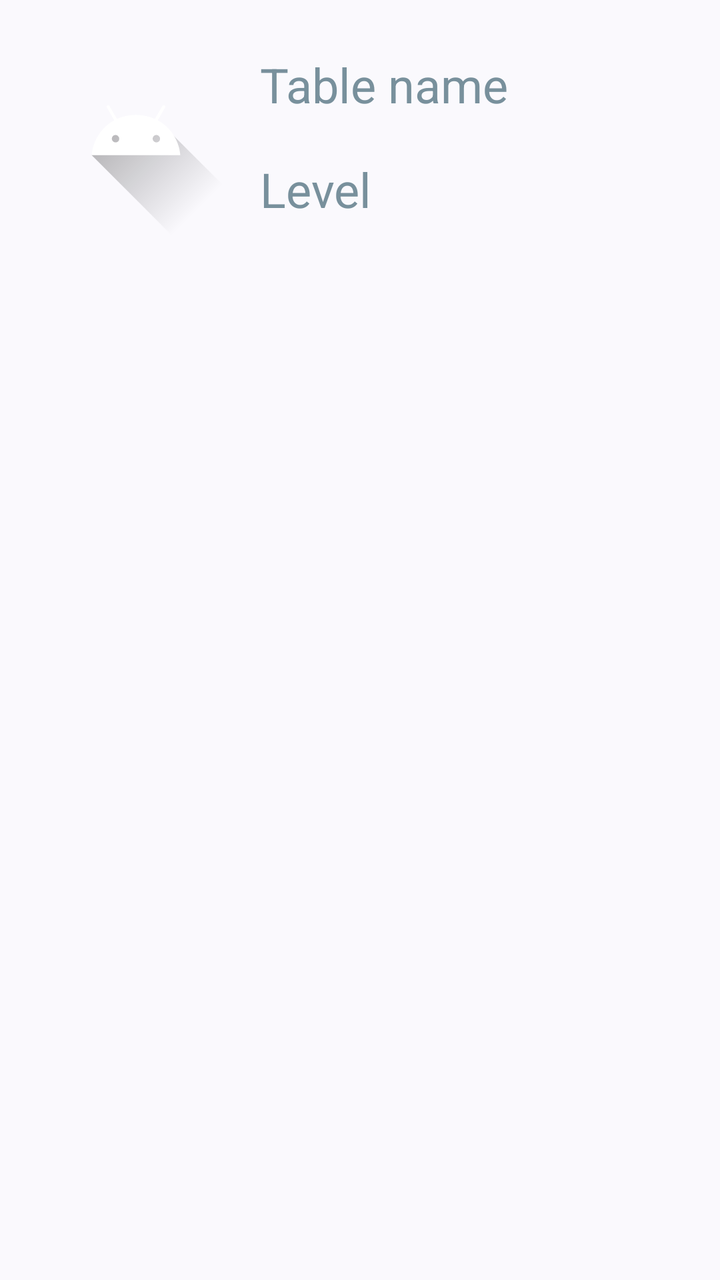
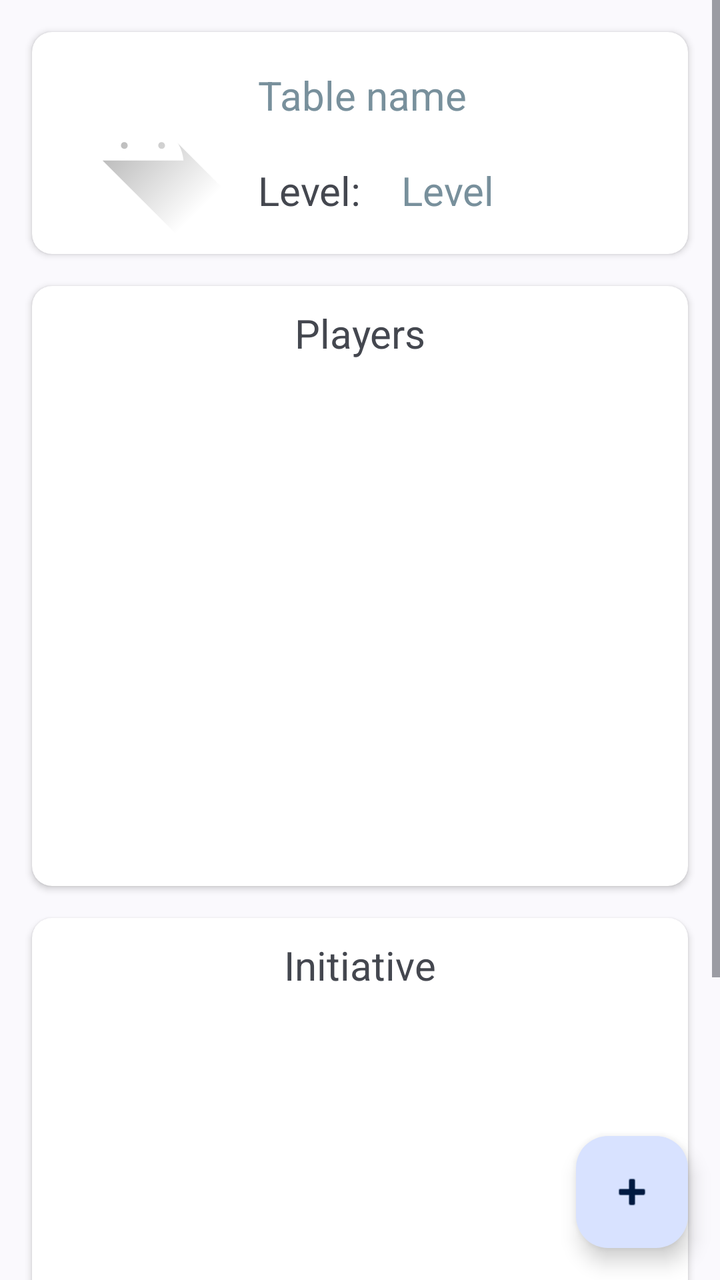

An Android layout rendered at two revisions. The XML below is the earlier revision; the diff shows what the commit changed to produce the second picture.
<!-- AndroidManifest.xml: application theme Theme.DawningOfTheAshes -->
<!-- res/layout/fragment_table_info.xml -->
<?xml version="1.0" encoding="utf-8"?>
<layout xmlns:android="http://schemas.android.com/apk/res/android"
    xmlns:app="http://schemas.android.com/apk/res-auto"
    xmlns:tools="http://schemas.android.com/tools">

    <androidx.constraintlayout.widget.ConstraintLayout
        android:layout_width="match_parent"
        android:layout_height="match_parent">

        <TextView
            android:id="@+id/tableNameTextField"
            style="@style/tableTextStyle"
            android:layout_width="wrap_content"
            android:layout_marginTop="16dp"
            android:hint="@string/tableName"
            android:textColorHint="#78909C"
            app:layout_constraintStart_toEndOf="@+id/tableProfileImage"
            app:layout_constraintTop_toTopOf="parent" />

        <TextView
            android:id="@+id/levelTextView"
            style="@style/tableTextStyle"
            android:layout_width="wrap_content"
            android:hint="@string/levelText"
            android:textColorHint="#78909C"
            app:layout_constraintStart_toEndOf="@+id/tableProfileImage"
            app:layout_constraintTop_toBottomOf="@+id/tableNameTextField" />

        <ImageView
            android:id="@+id/tableProfileImage"
            android:layout_width="104dp"
            android:layout_height="104dp"
            android:layout_marginStart="16dp"
            android:layout_marginTop="16dp"
            app:layout_constraintStart_toStartOf="parent"
            app:layout_constraintTop_toTopOf="parent"
            app:srcCompat="@drawable/ic_launcher_foreground"
            android:contentDescription="@string/tableImage" />

    </androidx.constraintlayout.widget.ConstraintLayout>
</layout>
<!-- resources referenced by this layout -->
<resources>
  <!-- drawable ic_launcher_foreground (drawable) -->
  <vector xmlns:android="http://schemas.android.com/apk/res/android"
      xmlns:aapt="http://schemas.android.com/aapt"
      android:width="108dp"
      android:height="108dp"
      android:viewportWidth="108"
      android:viewportHeight="108">
      <path android:pathData="M31,63.928c0,0 6.4,-11 12.1,-13.1c7.2,-2.6 26,-1.4 26,-1.4l38.1,38.1L107,108.928l-32,-1L31,63.928z">
          <aapt:attr name="android:fillColor">
              <gradient
                  android:endX="85.84757"
                  android:endY="92.4963"
                  android:startX="42.9492"
                  android:startY="49.59793"
                  android:type="linear">
                  <item
                      android:color="#44000000"
                      android:offset="0.0" />
                  <item
                      android:color="#00000000"
                      android:offset="1.0" />
              </gradient>
          </aapt:attr>
      </path>
      <path
          android:fillColor="#FFFFFF"
          android:fillType="nonZero"
          android:pathData="M65.3,45.828l3.8,-6.6c0.2,-0.4 0.1,-0.9 -0.3,-1.1c-0.4,-0.2 -0.9,-0.1 -1.1,0.3l-3.9,6.7c-6.3,-2.8 -13.4,-2.8 -19.7,0l-3.9,-6.7c-0.2,-0.4 -0.7,-0.5 -1.1,-0.3C38.8,38.328 38.7,38.828 38.9,39.228l3.8,6.6C36.2,49.428 31.7,56.028 31,63.928h46C76.3,56.028 71.8,49.428 65.3,45.828zM43.4,57.328c-0.8,0 -1.5,-0.5 -1.8,-1.2c-0.3,-0.7 -0.1,-1.5 0.4,-2.1c0.5,-0.5 1.4,-0.7 2.1,-0.4c0.7,0.3 1.2,1 1.2,1.8C45.3,56.528 44.5,57.328 43.4,57.328L43.4,57.328zM64.6,57.328c-0.8,0 -1.5,-0.5 -1.8,-1.2s-0.1,-1.5 0.4,-2.1c0.5,-0.5 1.4,-0.7 2.1,-0.4c0.7,0.3 1.2,1 1.2,1.8C66.5,56.528 65.6,57.328 64.6,57.328L64.6,57.328z"
          android:strokeWidth="1"
          android:strokeColor="#00000000" />
  </vector>
  <string name="levelText">Level</string>
  <string name="tableImage">Table image</string>
  <string name="tableName">Table name</string>
  <style name="tableTextStyle">
          <item name="android:layout_width">wrap_content</item>
          <item name="android:layout_height">wrap_content</item>
          <item name="android:padding">@dimen/welcomePadding</item>
          <item name="android:textSize">24sp</item>
      </style>
  <style name="Theme.DawningOfTheAshes" parent="Theme.Material3.DynamicColors.Light">
      
      
      
      
      
      
      
      
      
      
      <item name="android:windowLightStatusBar">true</item>
      
      
      
  </style>
  <dimen name="welcomePadding">10dp</dimen>
</resources>

<!-- the commit's change to res/layout/fragment_table_info.xml (unified diff, before → after) -->
@@ -5,37 +5,226 @@
 
     <androidx.constraintlayout.widget.ConstraintLayout
         android:layout_width="match_parent"
-        android:layout_height="match_parent">
-
-        <TextView
-            android:id="@+id/tableNameTextField"
-            style="@style/tableTextStyle"
-            android:layout_width="wrap_content"
-            android:layout_marginTop="16dp"
-            android:hint="@string/tableName"
-            android:textColorHint="#78909C"
-            app:layout_constraintStart_toEndOf="@+id/tableProfileImage"
-            app:layout_constraintTop_toTopOf="parent" />
-
-        <TextView
-            android:id="@+id/levelTextView"
-            style="@style/tableTextStyle"
-            android:layout_width="wrap_content"
-            android:hint="@string/levelText"
-            android:textColorHint="#78909C"
-            app:layout_constraintStart_toEndOf="@+id/tableProfileImage"
-            app:layout_constraintTop_toBottomOf="@+id/tableNameTextField" />
-
-        <ImageView
-            android:id="@+id/tableProfileImage"
-            android:layout_width="104dp"
-            android:layout_height="104dp"
-            android:layout_marginStart="16dp"
-            android:layout_marginTop="16dp"
+        android:layout_height="match_parent"
+        tools:context=".ui.ShowTable">
+
+        <ScrollView
+            android:id="@+id/scrollView"
+            android:layout_width="match_parent"
+            android:layout_height="0dp"
+            app:layout_constraintBottom_toBottomOf="parent"
+            app:layout_constraintEnd_toEndOf="parent"
+            app:layout_constraintHorizontal_bias="0.0"
             app:layout_constraintStart_toStartOf="parent"
             app:layout_constraintTop_toTopOf="parent"
-            app:srcCompat="@drawable/ic_launcher_foreground"
-            android:contentDescription="@string/tableImage" />
+            app:layout_constraintVertical_bias="0.0">
+
+            <androidx.constraintlayout.widget.ConstraintLayout
+                android:layout_width="match_parent"
+                android:layout_height="wrap_content">
+
+                <androidx.cardview.widget.CardView
+                    android:id="@+id/tableHeaderCardView"
+                    android:layout_width="0dp"
+                    android:layout_height="wrap_content"
+                    android:layout_marginStart="16dp"
+                    android:layout_marginTop="16dp"
+                    android:layout_marginEnd="16dp"
+                    app:cardCornerRadius="@dimen/cardRadius"
+                    app:layout_constraintEnd_toEndOf="parent"
+                    app:layout_constraintStart_toStartOf="parent"
+                    app:layout_constraintTop_toTopOf="parent">
+
+                    <androidx.constraintlayout.widget.ConstraintLayout
+                        android:layout_width="match_parent"
+                        android:layout_height="match_parent">
+
+                        <ImageView
+                            android:id="@+id/tableProfileImage"
+                            android:layout_width="95dp"
+                            android:layout_height="95dp"
+                            android:layout_marginStart="8dp"
+                            android:layout_marginTop="8dp"
+                            android:layout_marginBottom="8dp"
+                            android:contentDescription="@string/tableImage"
+                            app:layout_constraintBottom_toBottomOf="parent"
+                            app:layout_constraintStart_toStartOf="parent"
+                            app:layout_constraintTop_toTopOf="parent"
+                            app:srcCompat="@drawable/ic_launcher_foreground" />
+
+                        <TextView
+                            android:id="@+id/tableNameTextField"
+                            style="@style/tableTextStyle"
+                            android:layout_width="0dp"
+                            android:layout_height="wrap_content"
+                            android:layout_marginTop="8dp"
+                            android:layout_marginEnd="8dp"
+                            android:hint="@string/tableName"
+                            android:textColorHint="#78909C"
+                            android:textSize="20sp"
+                            app:layout_constraintEnd_toEndOf="parent"
+                            app:layout_constraintHorizontal_bias="1.0"
+                            app:layout_constraintStart_toEndOf="@+id/tableProfileImage"
+                            app:layout_constraintTop_toTopOf="parent" />
+
+                        <TextView
+                            android:id="@+id/levelLabel"
+                            style="@style/tableLabelTextStyle"
+                            android:layout_width="0dp"
+                            android:layout_height="wrap_content"
+                            android:layout_marginBottom="8dp"
+                            android:text="@string/levelLabel"
+                            android:textSize="20sp"
+                            app:layout_constraintBottom_toBottomOf="parent"
+                            app:layout_constraintStart_toEndOf="@+id/tableProfileImage"
+                            app:layout_constraintTop_toBottomOf="@+id/tableNameTextField" />
+
+                        <TextView
+                            android:id="@+id/levelTextView"
+                            style="@style/tableTextStyle"
+                            android:layout_width="0dp"
+                            android:layout_height="wrap_content"
+                            android:layout_marginEnd="8dp"
+                            android:layout_marginBottom="8dp"
+                            android:hint="@string/levelText"
+                            android:textColorHint="#78909C"
+                            android:textSize="20sp"
+                            app:layout_constraintBottom_toBottomOf="parent"
+                            app:layout_constraintEnd_toEndOf="parent"
+                            app:layout_constraintStart_toEndOf="@+id/levelLabel"
+                            app:layout_constraintTop_toBottomOf="@+id/tableNameTextField" />
+                    </androidx.constraintlayout.widget.ConstraintLayout>
+                </androidx.cardview.widget.CardView>
+
+                <androidx.cardview.widget.CardView
+                    android:id="@+id/playersCardView"
+                    android:layout_width="0dp"
+                    android:layout_height="300dp"
+                    android:layout_marginStart="16dp"
+                    android:layout_marginTop="16dp"
+                    android:layout_marginEnd="16dp"
+                    app:cardCornerRadius="@dimen/cardRadius"
+                    app:layout_constraintEnd_toEndOf="parent"
+                    app:layout_constraintStart_toStartOf="parent"
+                    app:layout_constraintTop_toBottomOf="@+id/tableHeaderCardView">
+
+                    <androidx.constraintlayout.widget.ConstraintLayout
+                        android:layout_width="match_parent"
+                        android:layout_height="match_parent">
+
+                        <androidx.recyclerview.widget.RecyclerView
+                            android:id="@+id/playersRecyclerView"
+                            android:layout_width="0dp"
+                            android:layout_height="0dp"
+                            app:layout_constraintBottom_toBottomOf="parent"
+                            app:layout_constraintEnd_toEndOf="parent"
+                            app:layout_constraintStart_toStartOf="parent"
+                            app:layout_constraintTop_toBottomOf="@+id/playerTextView" />
+
+                        <TextView
+                            android:id="@+id/playerTextView"
+                            style="@style/tableLabelTextStyle"
+                            android:layout_width="wrap_content"
+                            android:layout_height="wrap_content"
+                            android:text="@string/playersText"
+                            app:layout_constraintEnd_toEndOf="parent"
+                            app:layout_constraintStart_toStartOf="parent"
+                            app:layout_constraintTop_toTopOf="parent" />
+                    </androidx.constraintlayout.widget.ConstraintLayout>
+                </androidx.cardview.widget.CardView>
+
+                <androidx.cardview.widget.CardView
+                    android:id="@+id/thirdCatdView"
+                    android:layout_width="0dp"
+                    android:layout_height="300dp"
+                    android:layout_marginStart="16dp"
+                    android:layout_marginTop="16dp"
+                    android:layout_marginEnd="16dp"
+                    app:cardCornerRadius="@dimen/cardRadius"
+                    app:layout_constraintEnd_toEndOf="parent"
+                    app:layout_constraintStart_toStartOf="parent"
+                    app:layout_constraintTop_toBottomOf="@+id/playersCardView">
+
+                    <androidx.constraintlayout.widget.ConstraintLayout
+                        android:layout_width="match_parent"
+                        android:layout_height="match_parent">
+
+                        <TextView
+                            android:id="@+id/initiativeTextView"
+                            style="@style/tableLabelTextStyle"
+                            android:layout_width="wrap_content"
+                            android:layout_height="wrap_content"
+                            android:text="@string/initiativeText"
+                            app:layout_constraintEnd_toEndOf="parent"
+                            app:layout_constraintStart_toStartOf="parent"
+                            app:layout_constraintTop_toTopOf="parent" />
+
+                        <androidx.recyclerview.widget.RecyclerView
+                            android:id="@+id/initiativeRecyclerView"
+                            android:layout_width="0dp"
+                            android:layout_height="0dp"
+                            app:layout_constraintBottom_toBottomOf="parent"
+                            app:layout_constraintEnd_toEndOf="parent"
+                            app:layout_constraintStart_toStartOf="parent"
+                            app:layout_constraintTop_toBottomOf="@+id/initiativeTextView" />
+
+                    </androidx.constraintlayout.widget.ConstraintLayout>
+                </androidx.cardview.widget.CardView>
+
+                <androidx.cardview.widget.CardView
+                    android:id="@+id/notesCard"
+                    android:layout_width="0dp"
+                    android:layout_height="wrap_content"
+                    android:layout_marginStart="16dp"
+                    android:layout_marginTop="16dp"
+                    android:layout_marginEnd="16dp"
+                    android:layout_marginBottom="16dp"
+                    app:cardCornerRadius="@dimen/cardRadius"
+                    app:layout_constraintBottom_toBottomOf="parent"
+                    app:layout_constraintEnd_toEndOf="parent"
+                    app:layout_constraintStart_toStartOf="parent"
+                    app:layout_constraintTop_toBottomOf="@+id/thirdCatdView">
+
+                    <androidx.constraintlayout.widget.ConstraintLayout
+                        android:layout_width="match_parent"
+                        android:layout_height="match_parent">
+
+                        <TextView
+                            android:id="@+id/notesTextView"
+                            style="@style/tableLabelTextStyle"
+                            android:layout_width="wrap_content"
+                            android:layout_height="wrap_content"
+                            android:text="@string/campaignNotes"
+                            app:layout_constraintEnd_toEndOf="parent"
+                            app:layout_constraintStart_toStartOf="parent"
+                            app:layout_constraintTop_toTopOf="parent" />
+
+                        <androidx.recyclerview.widget.RecyclerView
+                            android:id="@+id/notesRecyclerView"
+                            android:layout_width="0dp"
+                            android:layout_height="wrap_content"
+                            app:layout_constraintBottom_toBottomOf="parent"
+                            app:layout_constraintEnd_toEndOf="parent"
+                            app:layout_constraintStart_toStartOf="parent"
+                            app:layout_constraintTop_toBottomOf="@+id/notesTextView" />
+
+                    </androidx.constraintlayout.widget.ConstraintLayout>
+                </androidx.cardview.widget.CardView>
+
+            </androidx.constraintlayout.widget.ConstraintLayout>
+        </ScrollView>
+
+        <com.google.android.material.floatingactionbutton.FloatingActionButton
+            android:id="@+id/addButton"
+            android:layout_width="wrap_content"
+            android:layout_height="wrap_content"
+            android:layout_marginEnd="16dp"
+            android:layout_marginBottom="16dp"
+            android:clickable="true"
+            android:src="@android:drawable/ic_input_add"
+            android:contentDescription="@string/addButton"
+            app:layout_constraintBottom_toBottomOf="parent"
+            app:layout_constraintEnd_toEndOf="parent" />
 
     </androidx.constraintlayout.widget.ConstraintLayout>
 </layout>
<!-- resource entries referenced after the edit -->
@@ -1,5 +1,6 @@
 <!-- resources referenced by this layout -->
 <resources>
+  <dimen name="cardRadius">10dp</dimen>
   <!-- drawable ic_launcher_foreground (drawable) -->
   <vector xmlns:android="http://schemas.android.com/apk/res/android"
       xmlns:aapt="http://schemas.android.com/aapt"
@@ -31,9 +32,19 @@
           android:strokeWidth="1"
           android:strokeColor="#00000000" />
   </vector>
+  <string name="addButton">Add element</string>
+  <string name="campaignNotes">Notes</string>
+  <string name="initiativeText">Initiative</string>
+  <string name="levelLabel">Level:</string>
   <string name="levelText">Level</string>
+  <string name="playersText">Players</string>
   <string name="tableImage">Table image</string>
   <string name="tableName">Table name</string>
+  <style name="tableLabelTextStyle" parent="tableTextStyle">
+          <item name="android:layout_width">wrap_content</item>
+          <item name="android:layout_height">wrap_content</item>
+          <item name="android:textSize">20sp</item>
+      </style>
   <style name="tableTextStyle">
           <item name="android:layout_width">wrap_content</item>
           <item name="android:layout_height">wrap_content</item>
